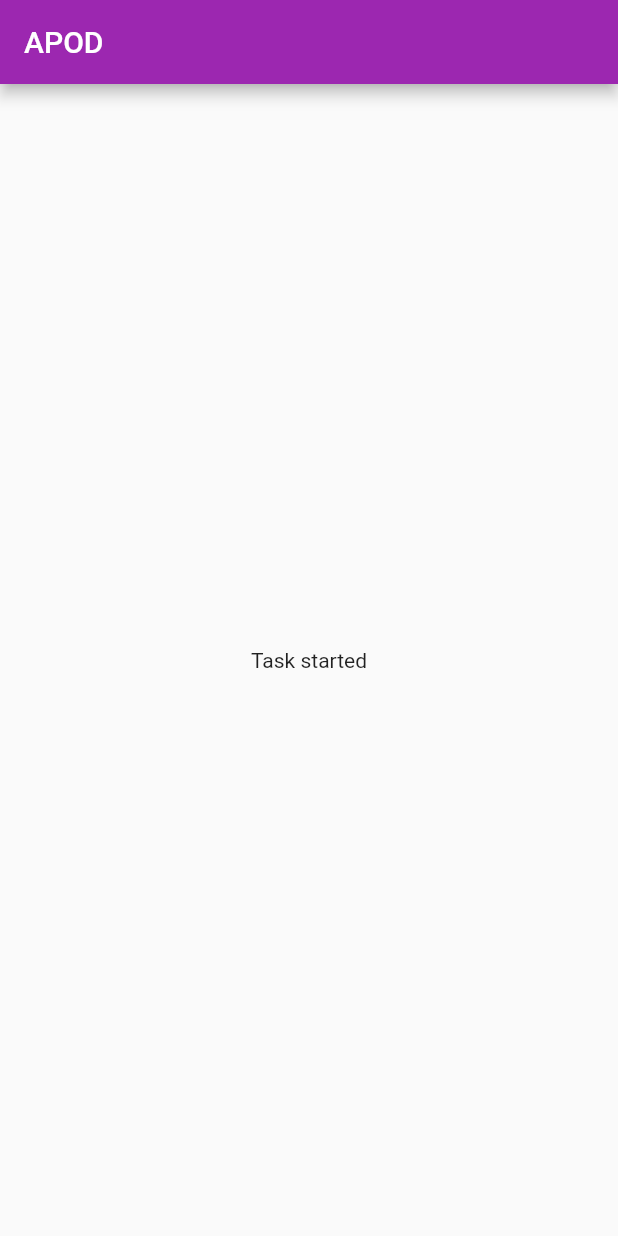
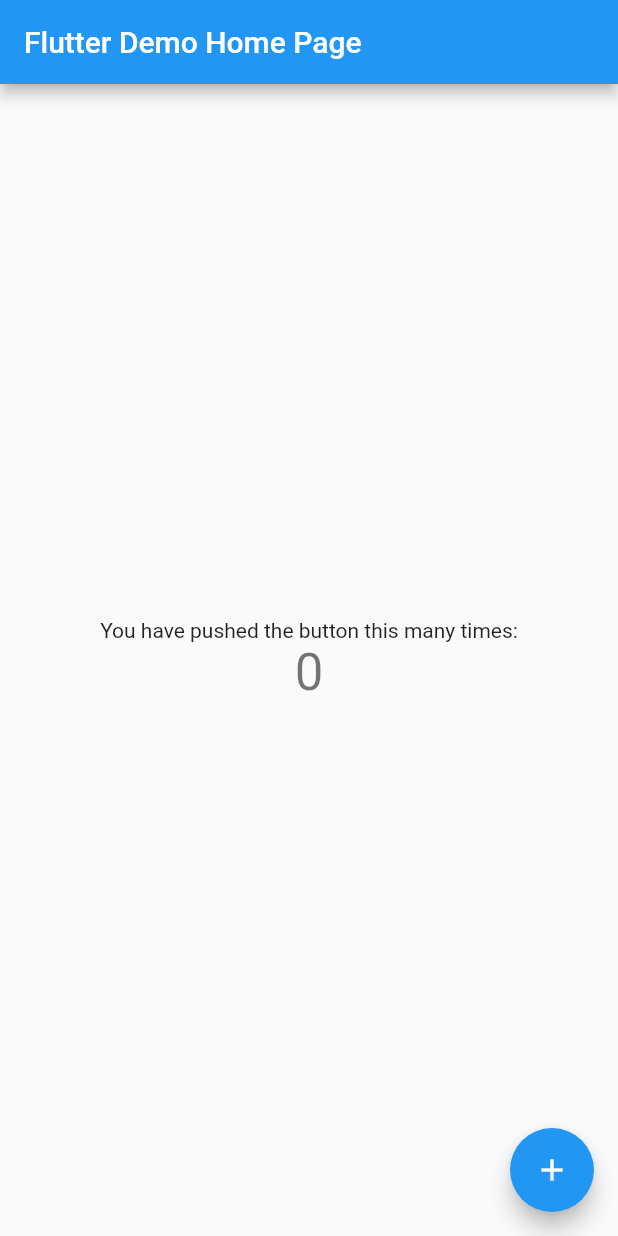
Before and after one commit to KirtiGautam/super-duper-chainsaw, a Flutter app: the screen it shows after launch, on a phone screen of 412 x 824 dp. Run offline on Flutter 3.47's test engine with Material 2 defaults, Android fonts, the phone set to English and light mode, and no system bars.

Commit message:
Restructure app init

```diff
--- a/lib/main.dart
+++ b/lib/main.dart
@@ -1,58 +1,115 @@
-import 'dart:async';
-
 import 'package:flutter/material.dart';
-import 'package:provider/provider.dart';
-import 'package:workmanager/workmanager.dart';
-
-import './helpers/wallpaper.dart';
-import './screen/apod_scren.dart';
-import './services/APOD.dart';
 
 void main() {
-  WidgetsFlutterBinding.ensureInitialized();
-  Workmanager().initialize(callbackDispatcher, isInDebugMode: true);
-  runApp(MyApp());
-}
-
-void callbackDispatcher() {
-  Workmanager().executeTask((task, inputData) {
-    print("-------Task started-----");
-    var ap = APODHelper();
-    return ap.getAPODUrl().then((value) {
-      print("-------Attempting to apply wallpaper-----");
-      return WPHelper.setWallpaper(value).then((value) {
-        print(value);
-        return Future.value(true);
-      });
-    });
-  });
+  runApp(const MyApp());
 }
 
 class MyApp extends StatelessWidget {
+  const MyApp({Key? key}) : super(key: key);
+
+  // This widget is the root of your application.
   @override
-  Widget build(BuildContext context) => FutureBuilder(
-        future: Workmanager().cancelAll().then(
-              (value) => Workmanager().registerPeriodicTask(
-                "1",
-                "simpleTask",
-                constraints: Constraints(
-                  networkType: NetworkType.connected,
-                ),
-                frequency: const Duration(hours: 24),
-                initialDelay: const Duration(seconds: 10),
-              ),
+  Widget build(BuildContext context) {
+    return MaterialApp(
+      title: 'Flutter Demo',
+      theme: ThemeData(
+        // This is the theme of your application.
+        //
+        // Try running your application with "flutter run". You'll see the
+        // application has a blue toolbar. Then, without quitting the app, try
+        // changing the primarySwatch below to Colors.green and then invoke
+        // "hot reload" (press "r" in the console where you ran "flutter run",
+        // or simply save your changes to "hot reload" in a Flutter IDE).
+        // Notice that the counter didn't reset back to zero; the application
+        // is not restarted.
+        primarySwatch: Colors.blue,
+      ),
+      home: const MyHomePage(title: 'Flutter Demo Home Page'),
+    );
+  }
+}
+
+class MyHomePage extends StatefulWidget {
+  const MyHomePage({Key? key, required this.title}) : super(key: key);
+
+  // This widget is the home page of your application. It is stateful, meaning
+  // that it has a State object (defined below) that contains fields that affect
+  // how it looks.
+
+  // This class is the configuration for the state. It holds the values (in this
+  // case the title) provided by the parent (in this case the App widget) and
+  // used by the build method of the State. Fields in a Widget subclass are
+  // always marked "final".
+
+  final String title;
+
+  @override
+  State<MyHomePage> createState() => _MyHomePageState();
+}
+
+class _MyHomePageState extends State<MyHomePage> {
+  int _counter = 0;
+
+  void _incrementCounter() {
+    setState(() {
+      // This call to setState tells the Flutter framework that something has
+      // changed in this State, which causes it to rerun the build method below
+      // so that the display can reflect the updated values. If we changed
+      // _counter without calling setState(), then the build method would not be
+      // called again, and so nothing would appear to happen.
+      _counter++;
+    });
+  }
+
+  @override
+  Widget build(BuildContext context) {
+    // This method is rerun every time setState is called, for instance as done
+    // by the _incrementCounter method above.
+    //
+    // The Flutter framework has been optimized to make rerunning build methods
+    // fast, so that you can just rebuild anything that needs updating rather
+    // than having to individually change instances of widgets.
+    return Scaffold(
+      appBar: AppBar(
+        // Here we take the value from the MyHomePage object that was created by
+        // the App.build method, and use it to set our appbar title.
+        title: Text(widget.title),
+      ),
+      body: Center(
+        // Center is a layout widget. It takes a single child and positions it
+        // in the middle of the parent.
+        child: Column(
+          // Column is also a layout widget. It takes a list of children and
+          // arranges them vertically. By default, it sizes itself to fit its
+          // children horizontally, and tries to be as tall as its parent.
+          //
+          // Invoke "debug painting" (press "p" in the console, choose the
+          // "Toggle Debug Paint" action from the Flutter Inspector in Android
+          // Studio, or the "Toggle Debug Paint" command in Visual Studio Code)
+          // to see the wireframe for each widget.
+          //
+          // Column has various properties to control how it sizes itself and
+          // how it positions its children. Here we use mainAxisAlignment to
+          // center the children vertically; the main axis here is the vertical
+          // axis because Columns are vertical (the cross axis would be
+          // horizontal).
+          mainAxisAlignment: MainAxisAlignment.center,
+          children: <Widget>[
+            const Text(
+              'You have pushed the button this many times:',
             ),
-        builder: (ctx, snapshot) => ChangeNotifierProvider.value(
-          value: APODHelper(),
-          child: MaterialApp(
-            theme: ThemeData(primarySwatch: Colors.purple),
-            home: Scaffold(
-              appBar: AppBar(title: const Text('APOD')),
-              body: const Center(
-                child: Text('Task started'),
-              ),
+            Text(
+              '$_counter',
+              style: Theme.of(context).textTheme.headline4,
             ),
-          ),
+          ],
         ),
-      );
+      ),
+      floatingActionButton: FloatingActionButton(
+        onPressed: _incrementCounter,
+        tooltip: 'Increment',
+        child: const Icon(Icons.add),
+      ), // This trailing comma makes auto-formatting nicer for build methods.
+    );
+  }
 }
```
Also changed, not shown: lib_back/main.dart (added, +58 -0 lines), pubspec.yaml (+6 -5 lines), lib_back/helpers/APODBase.dart (renamed from lib/helpers/APODBase.dart), lib_back/helpers/wallpaper.dart (renamed from lib/helpers/wallpaper.dart), lib_back/screen/apod_scren.dart (renamed from lib/screen/apod_scren.dart), lib_back/services/APOD.dart (renamed from lib/services/APOD.dart), pubspec.lock, 2 other files.
